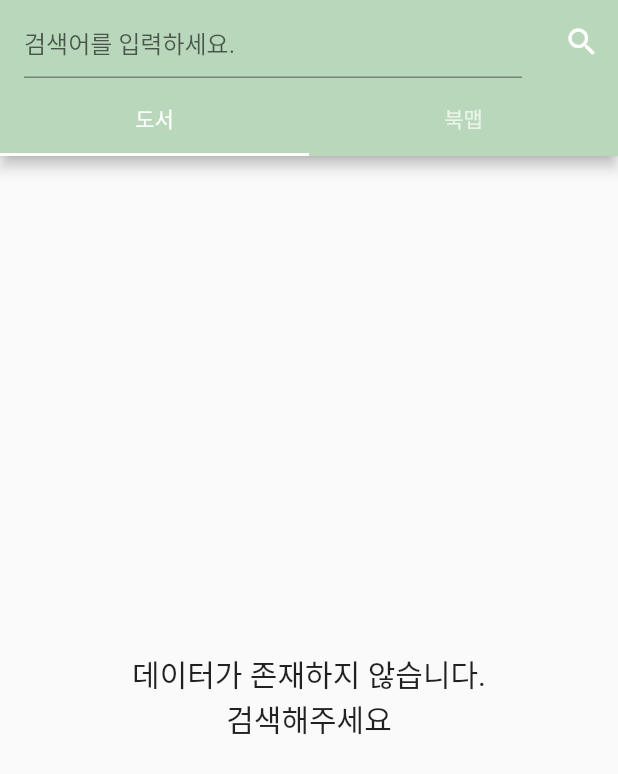
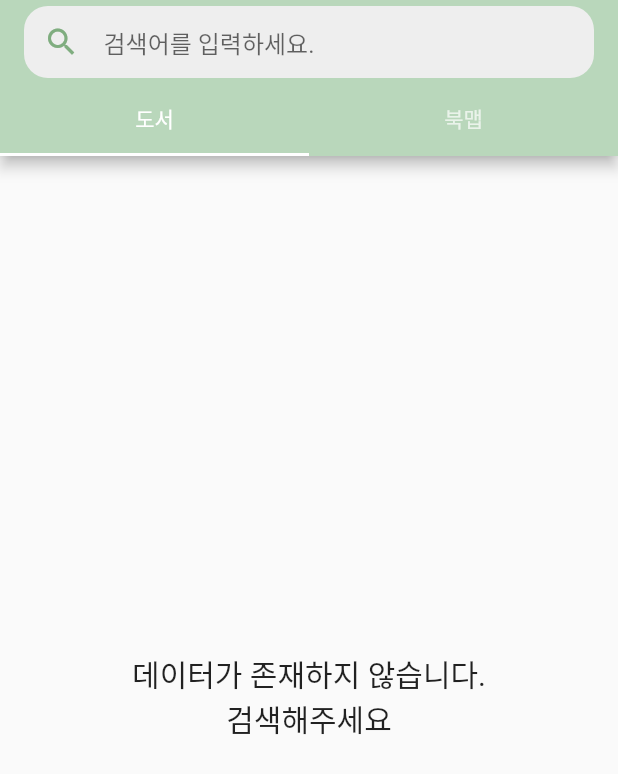
Before and after one commit to YEONZZ/bookmap_front, a Flutter app: the HttpApp screen opened directly, on a phone screen of 412 x 824 dp. Shown: the top 774 px of the screen. Run offline on Flutter 3.47's test engine with Material 2 defaults, Android fonts, the light colour scheme and no system bars; our stand-ins replace carousel_slider, firebase_auth, firebase_core, percent_indicator, table_calendar; missing offline and left inert: flutterfire_ui; accounts and stored records are empty; network calls fail; statements that could not run were skipped.

Commit message:
230525 검색창, 홈화면 수정
1. 홈화면에서 검색창 터치시 Search()로 이동
2. Search()에서 검색창 디자인 수정

```diff
--- a/lib/pages/search.dart
+++ b/lib/pages/search.dart
@@ -5,7 +5,6 @@ import 'package:http/http.dart' as http;
 import 'dart:convert';
 
 class Search extends StatelessWidget {
-
   //Search({required this.screens});
   //final List<Widget> screens;
   @override
@@ -29,6 +28,7 @@ class _HttpApp extends State<HttpApp> {
   static List? data;
   int page = 1;
   final FocusNode _focusNode = FocusNode();
+  String? searchQuery;
 
   @override
   void initState() {
@@ -50,6 +50,7 @@ class _HttpApp extends State<HttpApp> {
   }
 
   bool _isLoading = false;
+
   @override
   Widget build(BuildContext context) {
     return DefaultTabController(
@@ -58,51 +59,55 @@ class _HttpApp extends State<HttpApp> {
             resizeToAvoidBottomInset: false, // 키보드 위 여백 없애기
             appBar: AppBar(
               backgroundColor: appcolor,
-              title: TextField(
+              title: Container(
+                decoration: BoxDecoration(
+                  color: Colors.grey.shade200,
+                  borderRadius: BorderRadius.all(Radius.circular(16)),
+                ),
+                child: Row(
+                  children: [
+                    Expanded(
+                      child: TextField(
                         focusNode: _focusNode,
                         controller: _editingController,
-                style: TextStyle(color: Colors.white),
                         keyboardType: TextInputType.text,
-                decoration: InputDecoration(hintText: '검색어를 입력하세요.'),
+                        decoration: InputDecoration(
+                          hintText: searchQuery ?? '검색어를 입력하세요.',
+                          border: InputBorder.none,
+                          icon: Padding(
+                            padding: EdgeInsets.only(left: 13),
+                            child: Icon(Icons.search, color: appcolor.shade700),
+                          ),
+                        ),
                         textInputAction: TextInputAction.search,
-                onEditingComplete: () async {
-                  FocusScope.of(context).unfocus();
+                        onChanged: (text) {
                           setState(() {
-                    _isLoading = true;
-                  });
-                  page = 1;
-                  data!.clear();
-                  await getJSONData();
-
-                  setState(() {
-                    _isLoading = false;
+                            searchQuery = text; // 검색어 업데이트
+                            //print(searchQuery); //검색어 출력
                           });
                         },
-                onChanged: (text) {
-                  setState(() {});
+                      ),
+                    ),
+                    if (searchQuery != null && searchQuery!.isNotEmpty)
+                      IconButton(
+                        icon: Icon(Icons.clear, color: appcolor.shade700),
+                        onPressed: () {
+                          setState(() {
+                            _editingController?.clear();
+                            searchQuery = null;
+                          });
                         },
+                      ),
+                  ],
+                ),
               ),
               bottom: TabBar(
                 indicatorColor: Colors.white,
                 tabs: [Tab(text: '도서'), Tab(text: '북맵')],
               ),
-              actions: <Widget>[
-                _editingController!.text.isEmpty ?
-                IconButton(
-                        icon: Icon(Icons.search),
-                        onPressed: () {
-                        },
-                      )
-                    : IconButton(
-                        icon: Icon(Icons.clear),
-                        onPressed: () {
-                          _editingController!.clear();
-                          setState(() {});
-                        },
             ),
-              ],
-            ),
-            body: _isLoading ? LoadingIndicator() //로딩중이 아닐때
+            body: _isLoading
+                ? LoadingIndicator() //로딩중이 아닐때
                 : GestureDetector(
                     onTap: () {
                       _focusNode.unfocus(); //화면 터치시 키보드 내림
@@ -121,9 +126,13 @@ class _HttpApp extends State<HttpApp> {
                                   itemBuilder: (context, index) {
                                     return GestureDetector(
                                       onTap: () async {
-                                   final searchResult = await Navigator.push (
+                                        final searchResult =
+                                            await Navigator.push(
                                           context,
-                                    MaterialPageRoute(builder: (context) => SearchDetailPage(data: data![index])),
+                                          MaterialPageRoute(
+                                              builder: (context) =>
+                                                  SearchDetailPage(
+                                                      data: data![index])),
                                         );
 
                                         setState(() {
@@ -134,15 +143,19 @@ class _HttpApp extends State<HttpApp> {
                                         child: Container(
                                           child: Row(
                                             children: <Widget>[
-                                        Image.network(data![index]['thumbnail'],
+                                              Image.network(
+                                                  data![index]['thumbnail'],
                                                   height: 120,
                                                   width: 120,
                                                   fit: BoxFit.contain,
-                                            errorBuilder: (
-                                            BuildContext context, Object exception, StackTrace? stackTrace) {
+                                                  errorBuilder: (BuildContext
+                                                          context,
+                                                      Object exception,
+                                                      StackTrace? stackTrace) {
                                                 return Padding(
                                                   padding: const EdgeInsets.all(30),
-                                            child: const Text('이미지없음', textAlign: TextAlign.center),
+                                                  child: const Text('이미지없음',
+                                                      textAlign: TextAlign.center),
                                                 );
                                               } // 대체 이미지를 반환
                                                   ),
@@ -150,7 +163,8 @@ class _HttpApp extends State<HttpApp> {
                                                 children: <Widget>[
                                                   Container(
                                                     margin: EdgeInsets.all(8),
-                                              width: MediaQuery.of(context).size.width - 150,
+                                                    width:
+                                                        MediaQuery.of(context).size.width - 150,
                                                     child: Text(
                                                       data![index]['title'].toString(),
                                                       style: TextStyle(
@@ -165,15 +179,18 @@ class _HttpApp extends State<HttpApp> {
                                                       width: MediaQuery.of(context).size.width - 150,
                                                       child: Text(
                                                           '저자 : ${data![index]['authors'].join(', ')}',
-                                                    style: TextStyle(color: Colors.black45, fontSize: 13),
+                                                          style: TextStyle(
+                                                              color: Colors.black45,
+                                                              fontSize: 13),
                                                           overflow: TextOverflow.ellipsis,
                                                           textAlign: TextAlign.center)),
                                                   Container(
                                                     margin: EdgeInsets.only(bottom: 20),
                                                     width: MediaQuery.of(context).size.width - 150,
-                                              child: Text(
-                                                  data![index]['contents'].toString(),
-                                                  style: TextStyle(fontSize: 12, color: Colors.black38),
+                                                    child: Text(data![index]['contents'].toString(),
+                                                        style: TextStyle(
+                                                            fontSize: 12,
+                                                            color: Colors.black38),
                                                         maxLines: 3,
                                                         overflow: TextOverflow.ellipsis),
                                                   ),
```
Also changed, not shown: lib/pages/home.dart (+13 -1 lines). Lines whose indentation alone changed are shown as unchanged.
